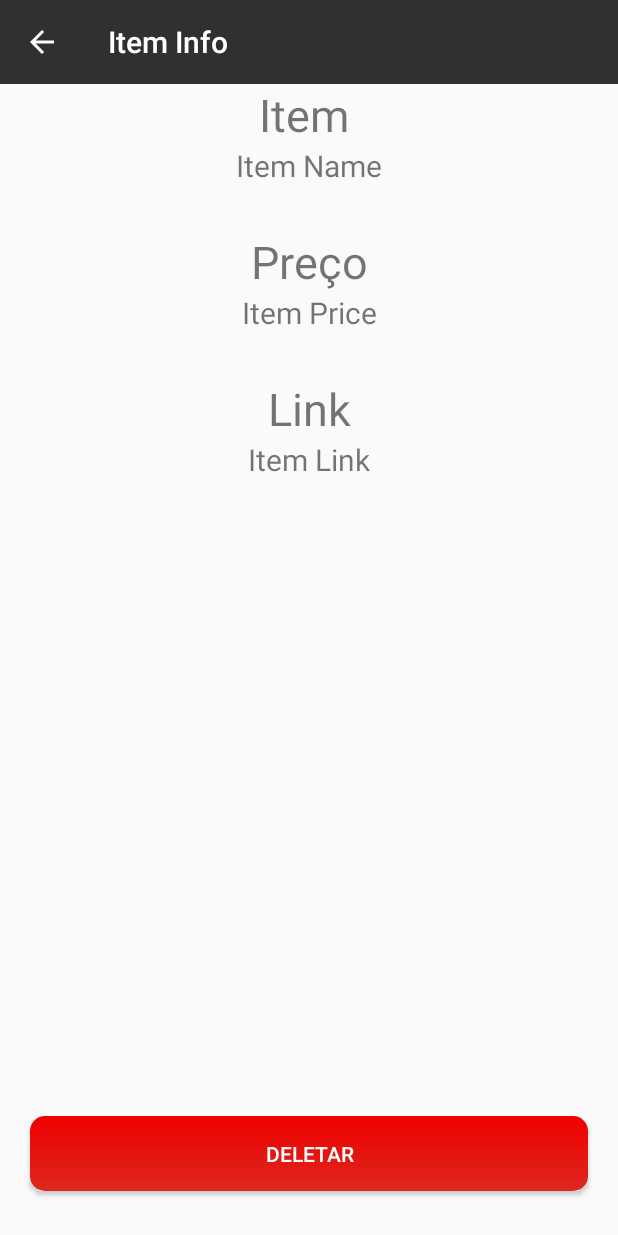
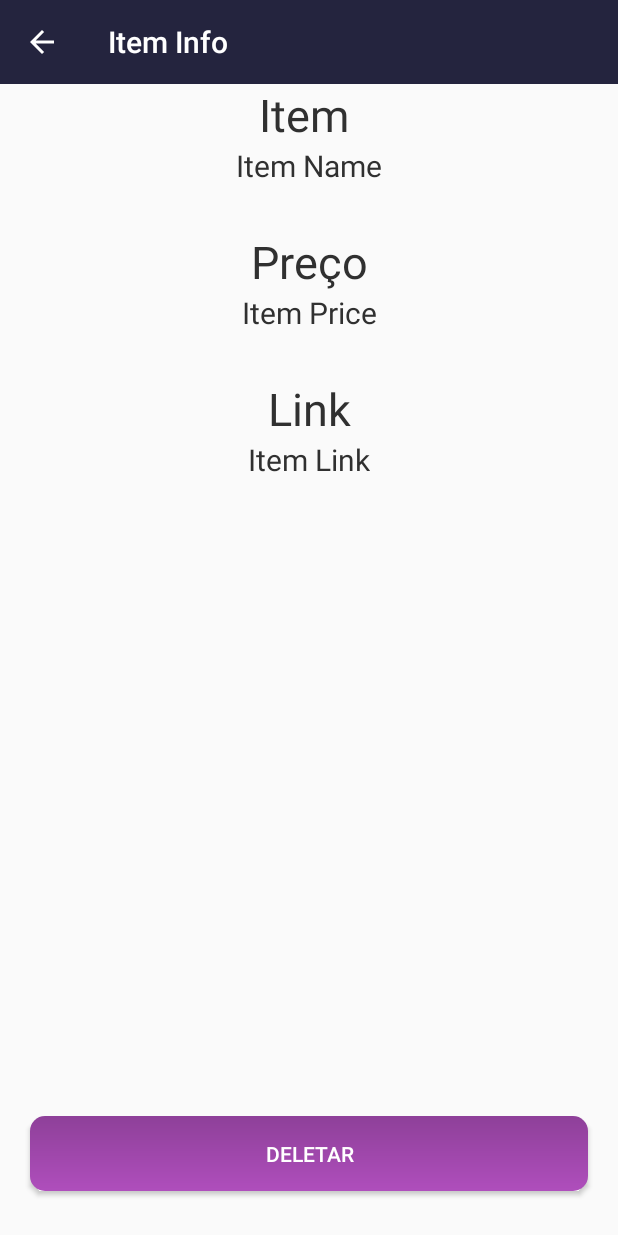
Before and after one commit to rodrigoosoares/Lista, an Android app: the ItemInfoActivity screen opened directly, with no data from a screen before it, on a phone screen of 412 x 824 dp. Run offline under Robolectric (Android 15) with nearby library versions, the phone set to English and light mode, and no system bars; 5 statements that could not run were skipped.

Commit message:
App style changed

```diff
--- a/app/src/main/java/com/rodrigo/soares/lista/activities/ItemInfoActivity.kt
+++ b/app/src/main/java/com/rodrigo/soares/lista/activities/ItemInfoActivity.kt
@@ -5,7 +5,9 @@ import android.os.Bundle
 import android.support.v4.content.res.ResourcesCompat
 import android.view.MenuItem
 import com.rodrigo.soares.lista.R
+import com.rodrigo.soares.lista.database.DBConnection
 import com.rodrigo.soares.lista.models.Item
+import com.rodrigo.soares.lista.presenters.ItemInfoPresenter
 import kotlinx.android.synthetic.main.activity_item_info.*
 import kotlinx.android.synthetic.main.toolbar_layout.*
 import java.text.NumberFormat
@@ -15,10 +17,17 @@ class ItemInfoActivity : AppCompatActivity() {
 
     private val SELECTED_ITEM_EXTRA = "selectedItem"
 
+    private var mPresenter: ItemInfoPresenter? = null
+    private var mConnection: DBConnection? = null
+
     override fun onCreate(savedInstanceState: Bundle?) {
         super.onCreate(savedInstanceState)
+        setUp()
+    }
 
-        setUp()
+    override fun onDestroy() {
+        super.onDestroy()
+        mConnection!!.close()
     }
 
     override fun onOptionsItemSelected(item: MenuItem?): Boolean {
@@ -35,8 +44,14 @@ class ItemInfoActivity : AppCompatActivity() {
         window.statusBarColor = ResourcesCompat.getColor(resources, R.color.colorDark, null)
 
         val selectedItem = intent.getSerializableExtra(SELECTED_ITEM_EXTRA) as Item
-        tvItemInfoName.text = selectedItem.title
-        tvItemInfoPrice.text = NumberFormat.getCurrencyInstance(Locale("pt", "BR")).format(selectedItem.price)
-        tvItemInfoLink.text = selectedItem.link
+        mConnection = DBConnection(this)
+        mPresenter = ItemInfoPresenter(this)
+
+        mPresenter!!.setUpItemInfo(selectedItem)
+        btnDeleteItem.setOnClickListener {
+            mPresenter!!.deleteItem(selectedItem)
+        }
     }
+
+    fun getConnection() = mConnection
 }
--- a/app/src/main/java/com/rodrigo/soares/lista/adapters/ReclyclerViewListsAdapter.kt
+++ b/app/src/main/java/com/rodrigo/soares/lista/adapters/ReclyclerViewListsAdapter.kt
@@ -35,8 +35,8 @@ class ReclyclerViewListsAdapter(val activity: MainPageActivity, val lists: Mutab
         var itensValue = 0.0
         ItemDAO(activity.getConnection()).getAllByIdLista(lists[position].id!!).forEach { itensValue += it.price }
         holder.valueItens.text = NumberFormat.getCurrencyInstance(Locale("pt", "BR")).format(itensValue)
-        val drawable = holder.colorList.background as GradientDrawable
-        drawable.setColor(Color.parseColor(lists[position].corTitulo))
+//        val drawable = holder.colorList.background as GradientDrawable
+//        drawable.setColor(Color.parseColor(lists[position].corTitulo))
     }
 
     fun onItemMove(initialPosition: Int, finalPosition: Int) {
@@ -86,7 +86,7 @@ class ReclyclerViewListsAdapter(val activity: MainPageActivity, val lists: Mutab
         val title = view.tvNameListRow
         val qtItem = view.tvQtItemListRow
         val valueItens = view.tvValueItemListRow
-        val colorList = view.ivListColor
+//        val colorList = view.ivListColor
 
         init {
             view.setOnClickListener {
--- a/app/src/main/res/drawable/button_delete_gradient.xml
+++ b/app/src/main/res/drawable/button_delete_gradient.xml
@@ -1,9 +1,8 @@
 <?xml version="1.0" encoding="utf-8"?>
 <shape xmlns:android="http://schemas.android.com/apk/res/android">
-    <gradient android:startColor="#dc281e"
-              android:endColor="#f00000"
-              android:angle="90"
-    />
+    <gradient android:startColor="#af4ebc"
+              android:endColor="#8e4099"
+              android:angle="90"/>
 
     <corners android:radius="10dp"/>
 </shape>
--- a/app/src/main/res/drawable/spending_info_background.xml
+++ b/app/src/main/res/drawable/spending_info_background.xml
@@ -1,5 +1,5 @@
 <?xml version="1.0" encoding="utf-8"?>
 <shape xmlns:android="http://schemas.android.com/apk/res/android" android:shape="rectangle">
     <solid android:color="@android:color/white"/>
-    <corners android:radius="15dp"/>
+    <corners android:radius="5dp"/>
 </shape>
--- a/app/src/main/res/drawable/toolbar_background.xml
+++ b/app/src/main/res/drawable/toolbar_background.xml
@@ -1,5 +1,4 @@
 <?xml version="1.0" encoding="utf-8"?>
 <shape xmlns:android="http://schemas.android.com/apk/res/android" android:shape="rectangle" >
-
     <solid android:color="@color/colorDark"/>
 </shape>
--- a/app/src/main/res/layout/activity_configuracoes.xml
+++ b/app/src/main/res/layout/activity_configuracoes.xml
@@ -18,7 +18,7 @@
         <TextView android:layout_width="wrap_content"
                   android:layout_height="wrap_content"
                   android:layout_centerVertical="true"
-                  android:textColor="?attr/textcolor"
+                  android:textColor="?attr/textcolordark"
                   android:text="Modo escuro"/>
 
         <android.support.v7.widget.SwitchCompat android:id="@+id/swModoEscuro"
--- a/app/src/main/res/layout/activity_item_info.xml
+++ b/app/src/main/res/layout/activity_item_info.xml
@@ -18,6 +18,7 @@
               app:layout_constraintStart_toStartOf="parent"
               app:layout_constraintEnd_toEndOf="parent"
               android:textSize="30sp"
+              android:textColor="?attr/textcolordark"
               android:text="Item "/>
 
     <TextView android:id="@+id/tvItemInfoName"
@@ -27,6 +28,7 @@
               app:layout_constraintStart_toStartOf="parent"
               app:layout_constraintEnd_toEndOf="parent"
               android:textSize="20sp"
+              android:textColor="?attr/textcolordark"
               android:text="Item Name"/>
 
     <TextView android:id="@+id/tvItemInfoPriceTitle"
@@ -37,6 +39,7 @@
               app:layout_constraintEnd_toEndOf="parent"
               android:layout_marginTop="30dp"
               android:textSize="30sp"
+              android:textColor="?attr/textcolordark"
               android:text="Preço"/>
 
     <TextView android:id="@+id/tvItemInfoPrice"
@@ -46,6 +49,7 @@
               app:layout_constraintStart_toStartOf="parent"
               app:layout_constraintEnd_toEndOf="parent"
               android:textSize="20sp"
+              android:textColor="?attr/textcolordark"
               android:text="Item Price"/>
 
     <TextView android:id="@+id/tvItemInfoLinkTitle"
@@ -56,6 +60,7 @@
               app:layout_constraintEnd_toEndOf="parent"
               android:layout_marginTop="30dp"
               android:textSize="30sp"
+              android:textColor="?attr/textcolordark"
               android:text="Link"/>
 
     <TextView android:id="@+id/tvItemInfoLink"
@@ -65,6 +70,7 @@
               app:layout_constraintStart_toStartOf="parent"
               app:layout_constraintEnd_toEndOf="parent"
               android:textSize="20sp"
+              android:textColor="?attr/textcolordark"
               android:linksClickable="true"
               android:autoLink="web"
               android:text="Item Link"/>
--- a/app/src/main/res/layout/activity_main.xml
+++ b/app/src/main/res/layout/activity_main.xml
@@ -35,9 +35,9 @@
                   android:layout_centerInParent="true"
                   android:textSize="25sp"
                   android:text="R$ 10000,00"
-                  android:background="@drawable/spending_info_background"
                   android:padding="8dp"
-                  android:textColor="@android:color/black"/>
+                  android:textColor="@android:color/black"
+                  android:background="@drawable/spending_info_background"/>
     </RelativeLayout>
 
     <android.support.v7.widget.RecyclerView android:id="@+id/rvLists"
--- a/app/src/main/res/layout/activity_selected_list.xml
+++ b/app/src/main/res/layout/activity_selected_list.xml
@@ -14,7 +14,7 @@
                     android:layout_width="match_parent"
                     android:layout_height="0dp"
                     app:layout_constraintTop_toBottomOf="@+id/toolbar"
-                    app:layout_constraintDimensionRatio="3.9:1"
+                    app:layout_constraintDimensionRatio="3:1"
                     android:background="@color/colorDark">
 
         <TextView android:id="@+id/tvSelectedListTitle"
--- a/app/src/main/res/layout/fragment_dialog_create_list.xml
+++ b/app/src/main/res/layout/fragment_dialog_create_list.xml
@@ -12,7 +12,7 @@
               android:layout_width="wrap_content"
               android:layout_height="wrap_content"
               android:layout_centerHorizontal="true"
-              android:textColor="?attr/textcolor"
+              android:textColor="?attr/textcolordark"
               android:text="@string/text_create_new_list_title"/>
 
     <Spinner android:id="@+id/spColors"
--- a/app/src/main/res/layout/toolbar_layout.xml
+++ b/app/src/main/res/layout/toolbar_layout.xml
@@ -4,7 +4,7 @@
                                    xmlns:tools="http://schemas.android.com/tools"
                                    android:layout_width="match_parent"
                                    android:layout_height="wrap_content"
-                                   android:background="@drawable/toolbar_background"
+                                   android:background="@color/colorDark"
                                    android:theme="@style/ToolbarStyle"
                                    app:titleTextColor="@android:color/white"
                                    tools:menu="@menu/lista_toolbar_menu"
--- a/app/src/main/res/values/attrs.xml
+++ b/app/src/main/res/values/attrs.xml
@@ -3,7 +3,8 @@
     <declare-styleable name="ds">
         <attr name="backgroundcolor" format="color"/>
         <attr name="inputbackgroundcolor" format="color"/>
-        <attr name="textcolor" format="color"/>
+        <attr name="textcolordark" format="color"/>
+        <attr name="textcolorwhite" format="color"/>
         <attr name="listasbackgroundcolor" format="color"/>
         <attr name="fragmentbackgroundcolor" format="color"/>
         <attr name="spendinginfocolor" format="color"/>
--- a/app/src/main/res/values/colors.xml
+++ b/app/src/main/res/values/colors.xml
@@ -3,5 +3,6 @@
     <color name="colorPrimary">#00B0FF</color>
     <color name="colorPrimaryDark">#0091EA</color>
     <color name="colorAccent">#2962FF</color>
-    <color name="colorDark">#303030</color>
+    <color name="colorDark">#24243e</color>
+    <color name="colorDarkAccent">#5B5B5B</color>
 </resources>
--- a/app/src/main/res/values/strings.xml
+++ b/app/src/main/res/values/strings.xml
@@ -16,5 +16,8 @@
     <string name="btn_criar">Criar</string>
     <string name="btn_add">Adicionar</string>
 
+    <!-- Dialog -->
+    <string name="dialogDeleteItem">Deseja mesmo deletar esse item?</string>
+
 
 </resources>
--- a/app/src/main/res/values/styles.xml
+++ b/app/src/main/res/values/styles.xml
@@ -6,9 +6,10 @@
         <item name="colorPrimaryDark">@color/colorPrimaryDark</item>
         <item name="colorAccent">@color/colorAccent</item>
 
-        <item name="backgroundcolor">#FCFCFC</item>
+        <item name="backgroundcolor">#EAEAEA</item>
         <item name="inputbackgroundcolor">#FFFFFF</item>
-        <item name="textcolor">#303030</item>
+        <item name="textcolordark">#303030</item>
+        <item name="textcolorwhite">@android:color/white</item>
         <item name="listasbackgroundcolor">#FFFFFF</item>
         <item name="fragmentbackgroundcolor">#FCFCFC</item>
         <item name="spendinginfocolor">#303030</item>
@@ -23,7 +24,8 @@
 
         <item name="backgroundcolor">#303030</item>
         <item name="inputbackgroundcolor">#5B5B5B</item>
-        <item name="textcolor">#E0E0E0</item>
+        <item name="textcolordark">#E0E0E0</item>
+        <item name="textcolorwhite">@android:color/white</item>
         <item name="listasbackgroundcolor">#5B5B5B</item>
         <item name="fragmentbackgroundcolor">#5B5B5B</item>
     </style>
```
Also changed, not shown: app/src/main/java/com/rodrigo/soares/lista/presenters/ItemInfoPresenter.kt (added, +41 -0 lines), app/src/main/res/drawable/border_dark_background.xml (added, +7 -0 lines), app/src/main/res/drawable/button_gradient.xml (+6 -4 lines), app/src/main/res/layout/row_list_item_selected_list_page.xml (+4 -7 lines), app/src/main/res/layout/row_list_main_page.xml (+14 -18 lines).
